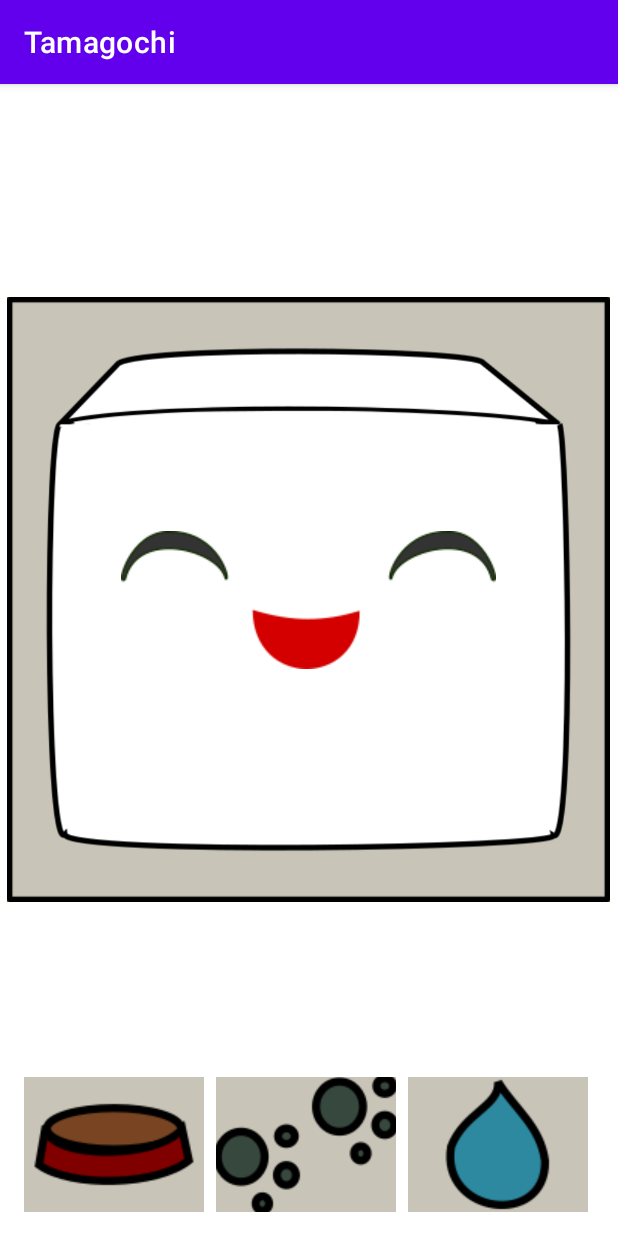
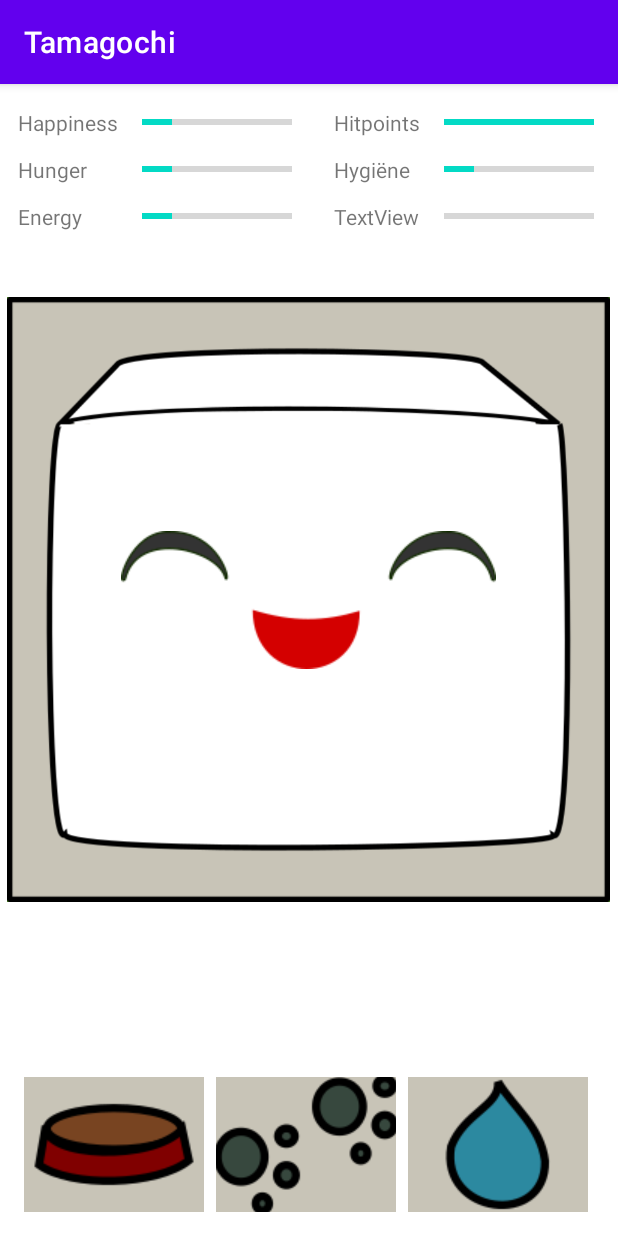
Before and after one commit to stevenwierda/TamagochiV1, an Android app: the screen it shows after launch (MainActivity), on a phone screen of 412 x 824 dp. Run offline under Robolectric (Android 15) with nearby library versions, the phone set to English and light mode, and no system bars.

Commit message:
Add needs bar 120220

```diff
--- a/app/src/main/java/com/example/tamagochiv1/MainActivity.kt
+++ b/app/src/main/java/com/example/tamagochiv1/MainActivity.kt
@@ -6,11 +6,20 @@ import androidx.appcompat.app.AppCompatActivity
 import android.os.Bundle
 import android.widget.ImageButton
 import android.widget.ImageView
+import android.widget.Toast
+
+import Pet;
+import android.os.Build
+import android.widget.ProgressBar
+import androidx.annotation.RequiresApi
 
 class MainActivity : AppCompatActivity() {
+    @RequiresApi(Build.VERSION_CODES.O)
     override fun onCreate(savedInstanceState: Bundle?) {
         super.onCreate(savedInstanceState)
         setContentView(R.layout.activity_main)
+
+        val pet = Pet("Diezel", "jiejkl");
 
         val goToShowerButton = findViewById<ImageButton>(R.id.goToShowerButton)
         val goToWalkButton = findViewById<ImageButton>(R.id.goToWalkButton)
@@ -18,8 +27,46 @@ class MainActivity : AppCompatActivity() {
         val face = findViewById<ImageView>(R.id.face)
         val body = findViewById<ImageView>(R.id.Body)
 
+
+        val progress_happiness = findViewById<ProgressBar>(R.id.progress_happiness)
+        val progress_hunger = findViewById<ProgressBar>(R.id.progress_hunger)
+        val progress_hygiene = findViewById<ProgressBar>(R.id.progress_hygiene)
+        val progress_energy = findViewById<ProgressBar>(R.id.progress_energy)
+        val progress_hitpoints = findViewById<ProgressBar>(R.id.progress_hitpoints)
+
+        fun update () {
+            progress_happiness.setProgress(pet.getHappyness(), true)
+            progress_hunger.setProgress(pet.getHunger(), true)
+            progress_hygiene.setProgress(pet.getHygiene(), true)
+            progress_energy.setProgress(pet.getEnergy(), true)
+            progress_hitpoints.setProgress(pet.getHitpoints(), true)
+        }
+
+        update();
+
         goToShowerButton.setOnClickListener{
-            Intent goToShower = Intent(this, Shower())
+            pet.setHygiene(100)
+            update()
         }
+
+        goToWalkButton.setOnClickListener {
+            update()
+//            Toast.makeText(applicationContext,pet.getName(),Toast.LENGTH_SHORT).show(}
+        }
+
+
+        goToFoodButton.setOnClickListener {
+            pet.setHunger(pet.getHunger() + 25)
+            update()
+//            Toast.makeText(applicationContext,pet.getSkin(),Toast.LENGTH_SHORT).show()
+        }
+
+
+
+
+
     }
+
+
+
 }
--- a/app/src/main/java/com/example/tamagochiv1/Pet.kt
+++ b/app/src/main/java/com/example/tamagochiv1/Pet.kt
@@ -11,10 +11,10 @@ class Pet(name: String, skin: String) {
      private var hygiene: Int = 20;
      private var hitpoints : Int = 100;
      private var skin: String = "Boxie";
-     private var age: Date;
+//     private var age: null;
 
      init{
-          this.age = LocalDateTime.now();
+//          this.age = LocalDateTime.now();
           this.name = name;
           this.skin = skin;
      }
@@ -36,6 +36,7 @@ class Pet(name: String, skin: String) {
      }
 
      public fun setHygiene(hygiene: Int){
+//          setHappyness(((getHappyness() + 10) * 0.4).toInt())
           this.hygiene = hygiene
      }
 
@@ -56,7 +57,7 @@ class Pet(name: String, skin: String) {
      }
 
      public fun getHunger() :Int{
-          return (this.energy)
+          return (this.hunger)
      }
 
      public fun getEnergy() :Int{
@@ -74,4 +75,10 @@ class Pet(name: String, skin: String) {
      public fun getSkin() :String{
           return (this.skin)
      }
+
+     public fun addHappiness(add : Int){
+          if((this.happiness+add) > this.happiness) {
+               this.happiness = this.happiness + add
+          }
+     }
 }
--- a/app/src/main/java/com/example/tamagochiv1/createPet.kt
+++ b/app/src/main/java/com/example/tamagochiv1/createPet.kt
@@ -1,6 +1,10 @@
 package com.example.tamagochiv1
 
+import Pet;
+import android.os.Build
+import androidx.annotation.RequiresApi
 
 class createPet {
-    val Pet = Pet("","boxie");
+    @RequiresApi(Build.VERSION_CODES.O)
+    val pet = Pet("Diezel", "jiejkl");
 }
--- a/app/src/main/res/layout/activity_main.xml
+++ b/app/src/main/res/layout/activity_main.xml
@@ -29,12 +29,12 @@
         android:layout_marginEnd="16dp"
         android:layout_marginRight="16dp"
         android:layout_marginBottom="16dp"
+        android:contentDescription="TODO"
         app:layout_constraintBottom_toBottomOf="parent"
         app:layout_constraintEnd_toEndOf="parent"
         app:layout_constraintHorizontal_bias="0.0"
         app:layout_constraintStart_toEndOf="@+id/goToWalkButton"
-        app:srcCompat="@drawable/bath"
-        android:contentDescription="TODO" />
+        app:srcCompat="@drawable/bath" />
 
     <ImageButton
         android:id="@+id/goToWalkButton"
@@ -68,4 +68,113 @@
         app:layout_constraintTop_toTopOf="@+id/Body"
         app:srcCompat="@drawable/petface_fun" />
 
+    <TextView
+        android:id="@+id/textView4"
+        android:layout_width="wrap_content"
+        android:layout_height="wrap_content"
+        android:layout_marginTop="12dp"
+        android:text="Energy"
+        app:layout_constraintStart_toStartOf="@+id/textView3"
+        app:layout_constraintTop_toBottomOf="@+id/textView3" />
+
+    <TextView
+        android:id="@+id/textView3"
+        android:layout_width="wrap_content"
+        android:layout_height="wrap_content"
+        android:layout_marginTop="12dp"
+        android:text="Hunger"
+        app:layout_constraintStart_toStartOf="@+id/textView"
+        app:layout_constraintTop_toBottomOf="@+id/textView" />
+
+    <TextView
+        android:id="@+id/textView"
+        android:layout_width="wrap_content"
+        android:layout_height="wrap_content"
+        android:layout_marginStart="12dp"
+        android:layout_marginLeft="12dp"
+        android:layout_marginTop="16dp"
+        android:text="Happiness"
+        app:layout_constraintStart_toStartOf="parent"
+        app:layout_constraintTop_toTopOf="parent" />
+
+    <TextView
+        android:id="@+id/textView5"
+        android:layout_width="wrap_content"
+        android:layout_height="wrap_content"
+        android:layout_marginStart="144dp"
+        android:layout_marginLeft="144dp"
+        android:text="Hitpoints"
+        app:layout_constraintStart_toEndOf="@+id/textView"
+        app:layout_constraintTop_toTopOf="@+id/textView" />
+
+    <TextView
+        android:id="@+id/textView6"
+        android:layout_width="wrap_content"
+        android:layout_height="wrap_content"
+        android:text="Hygiëne"
+        app:layout_constraintStart_toStartOf="@+id/textView5"
+        app:layout_constraintTop_toTopOf="@+id/textView3" />
+
+    <TextView
+        android:id="@+id/textView7"
+        android:layout_width="wrap_content"
+        android:layout_height="wrap_content"
+        android:text="TextView"
+        app:layout_constraintStart_toStartOf="@+id/textView6"
+        app:layout_constraintTop_toTopOf="@+id/textView4" />
+
+    <ProgressBar
+        android:id="@+id/progress_happiness"
+        style="?android:attr/progressBarStyleHorizontal"
+        android:layout_width="100dp"
+        android:layout_height="19dp"
+        android:layout_marginStart="16dp"
+        android:layout_marginLeft="16dp"
+        app:layout_constraintBottom_toBottomOf="@+id/textView"
+        app:layout_constraintStart_toEndOf="@+id/textView"
+        app:layout_constraintTop_toTopOf="@+id/textView"
+        app:layout_constraintVertical_bias="0.0" />
+
+    <ProgressBar
+        android:id="@+id/progress_hunger"
+        style="?android:attr/progressBarStyleHorizontal"
+        android:layout_width="100dp"
+        android:layout_height="19dp"
+        app:layout_constraintStart_toStartOf="@+id/progress_happiness"
+        app:layout_constraintTop_toTopOf="@+id/textView3" />
+
+    <ProgressBar
+        android:id="@+id/progress_energy"
+        style="?android:attr/progressBarStyleHorizontal"
+        android:layout_width="100dp"
+        android:layout_height="19dp"
+        app:layout_constraintStart_toStartOf="@+id/progress_hunger"
+        app:layout_constraintTop_toTopOf="@+id/textView4" />
+
+    <ProgressBar
+        android:id="@+id/progress_hitpoints"
+        style="?android:attr/progressBarStyleHorizontal"
+        android:layout_width="100dp"
+        android:layout_height="19dp"
+        android:layout_marginStart="16dp"
+        android:layout_marginLeft="16dp"
+        app:layout_constraintStart_toEndOf="@+id/textView5"
+        app:layout_constraintTop_toTopOf="@+id/textView5" />
+
+    <ProgressBar
+        android:id="@+id/progress_hygiene"
+        style="?android:attr/progressBarStyleHorizontal"
+        android:layout_width="100dp"
+        android:layout_height="19dp"
+        app:layout_constraintStart_toStartOf="@+id/progress_hitpoints"
+        app:layout_constraintTop_toTopOf="@+id/textView6" />
+
+    <ProgressBar
+        android:id="@+id/progressBar10"
+        style="?android:attr/progressBarStyleHorizontal"
+        android:layout_width="100dp"
+        android:layout_height="19dp"
+        app:layout_constraintStart_toStartOf="@+id/progress_hygiene"
+        app:layout_constraintTop_toTopOf="@+id/textView7" />
+
 </androidx.constraintlayout.widget.ConstraintLayout>
```
